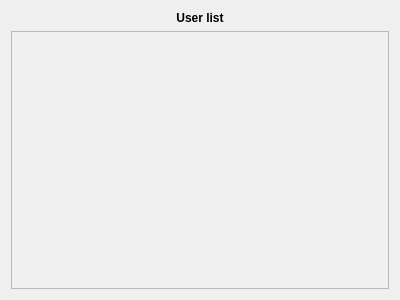
Old version of the form Client/userlist.ui in the repository smirnovlad/Messenger.
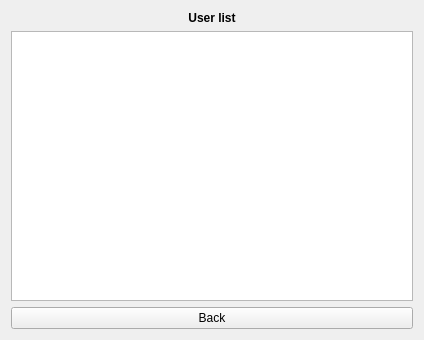
New version of the form.

Commit message: DB and UserList Widget added

Patch:
```diff
--- a/Client/userlist.ui
+++ b/Client/userlist.ui
@@ -6,8 +6,8 @@
    <rect>
     <x>0</x>
     <y>0</y>
-    <width>400</width>
-    <height>300</height>
+    <width>424</width>
+    <height>340</height>
    </rect>
   </property>
   <property name="windowTitle">
@@ -31,9 +31,12 @@
     </widget>
    </item>
    <item>
-    <widget class="QScrollArea" name="userList">
-     <property name="widgetResizable">
-      <bool>true</bool>
+    <widget class="QListWidget" name="userList"/>
+   </item>
+   <item>
+    <widget class="QPushButton" name="backButton">
+     <property name="text">
+      <string>Back</string>
      </property>
      <widget class="QWidget" name="scrollAreaWidgetContents">
       <property name="geometry">
```
Left out of the diff: 12 changed lines with no effect on the pictures. The commit also changes 16 other files.
